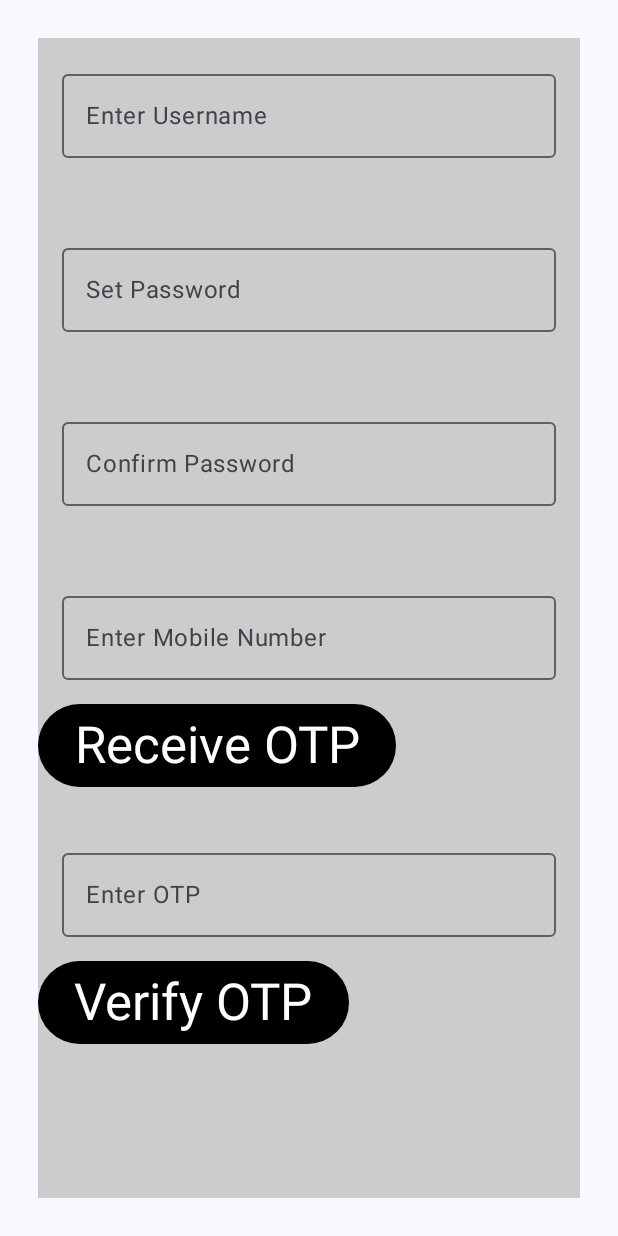
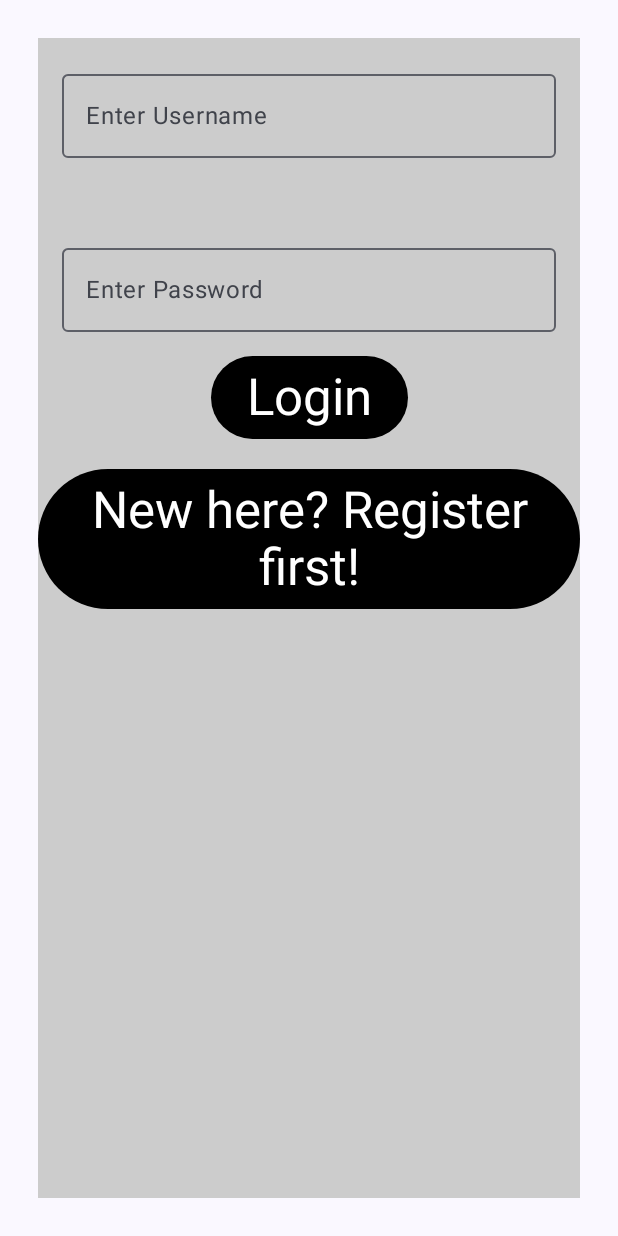
Before and after one commit to karthik-karalgikar/bookworm, an Android app built with Jetpack Compose: the screen it shows after launch (MainActivity), on a phone screen of 412 x 824 dp. Run offline under Robolectric (Android 15) with nearby library versions, the phone set to English and light mode, and no system bars; our stand-ins replace Firebase (no records; nobody signed in at launch, a user with empty details on screens opened directly); 3 statements that could not run were skipped.

Commit message:
login done

```diff
--- a/app/src/main/java/com/example/bookworm/navigation/NavController.kt
+++ b/app/src/main/java/com/example/bookworm/navigation/NavController.kt
@@ -13,7 +13,7 @@ import com.example.bookworm.viewModels.InventoryViewModel
 
 @Composable
 fun AppNavHost(navController: NavHostController, inventoryViewModel: InventoryViewModel) {
-    NavHost(navController, startDestination = "register") {
+    NavHost(navController, startDestination = "login") {
         composable("register") { RegisterScreen(navController) }
         composable("login") { LoginScreen(navController)}
         composable("search") { SearchBooks(navController, inventoryViewModel) }
--- a/app/src/main/java/com/example/bookworm/screens/LoginScreen.kt
+++ b/app/src/main/java/com/example/bookworm/screens/LoginScreen.kt
@@ -1,5 +1,7 @@
 package com.example.bookworm.screens
 
+import android.app.Activity
+import android.widget.Toast
 import androidx.compose.foundation.background
 import androidx.compose.foundation.layout.Column
 import androidx.compose.foundation.layout.Spacer
@@ -8,6 +10,7 @@ import androidx.compose.foundation.layout.fillMaxWidth
 import androidx.compose.foundation.layout.height
 import androidx.compose.foundation.layout.padding
 import androidx.compose.material3.Button
+import androidx.compose.material3.ButtonDefaults
 import androidx.compose.material3.OutlinedTextField
 import androidx.compose.material3.OutlinedTextFieldDefaults
 import androidx.compose.material3.Surface
@@ -17,16 +20,26 @@ import androidx.compose.runtime.getValue
 import androidx.compose.runtime.mutableStateOf
 import androidx.compose.runtime.remember
 import androidx.compose.runtime.setValue
+import androidx.compose.ui.Alignment
 import androidx.compose.ui.Modifier
 import androidx.compose.ui.graphics.Color
+import androidx.compose.ui.platform.LocalContext
+import androidx.compose.ui.text.TextStyle
+import androidx.compose.ui.text.font.FontFamily
+import androidx.compose.ui.text.font.FontWeight
 import androidx.compose.ui.text.input.PasswordVisualTransformation
+import androidx.compose.ui.text.style.TextAlign
 import androidx.compose.ui.unit.dp
+import androidx.compose.ui.unit.sp
 import androidx.navigation.NavController
+import com.google.firebase.firestore.FirebaseFirestore
 
 @Composable
 fun LoginScreen(navController: NavController){
     var username by remember { mutableStateOf("") }
     var password by remember { mutableStateOf("") }
+    val context = LocalContext.current as Activity
+    val db = FirebaseFirestore.getInstance()
 
     Surface(modifier = Modifier
         .fillMaxSize()
@@ -54,7 +67,7 @@ fun LoginScreen(navController: NavController){
            OutlinedTextField(
                value = password,
                onValueChange = { password = it},
-               label = {Text("Set Password")},
+               label = {Text("Enter Password")},
                colors = OutlinedTextFieldDefaults.colors(
                    focusedTextColor = Color.Black,
                ),
@@ -64,10 +77,83 @@ fun LoginScreen(navController: NavController){
                visualTransformation = PasswordVisualTransformation()
            )
 
-           Button(onClick = { /*TODO*/ }) {
+           Button(
+               onClick = {
+                   checkLoginCredentials(db, username, password){ success, message ->
+                       if(success){
+                           navController.navigate("search")
+                       } else {
+                           Toast.makeText(context, message, Toast.LENGTH_LONG).show()
+                       }
+                   }
+               },
+               colors = ButtonDefaults.buttonColors(
+                   containerColor = Color.Black
+               ),
+               modifier = Modifier
+                   .align(Alignment.CenterHorizontally)
+                ) { Text(
+                    text = "Login",
+                    style = TextStyle(
+                        fontSize = 34.sp,
+                        lineHeight = 38.sp,
+                        fontFamily = FontFamily.SansSerif,
+                        fontWeight = FontWeight(400),
+                        color = Color.White,
+                        textAlign = TextAlign.Center
+                    )
+                )
+           }
 
+           Spacer(modifier = Modifier.height(20.dp))
 
+           Button(
+               onClick = {
+                   navController.navigate("register")
+               },
+               modifier = Modifier
+                   .align(Alignment.CenterHorizontally),
+               colors = ButtonDefaults.buttonColors(
+                   containerColor = Color.Black
+               )
+           ) {
+               Text(
+                   text = "New here? Register first!",
+                   style = TextStyle(
+                       fontSize = 34.sp,
+                       lineHeight = 38.sp,
+                       fontFamily = FontFamily.SansSerif,
+                       fontWeight = FontWeight(400),
+                       color = Color.White,
+                       textAlign = TextAlign.Center
+                   )
+               )
            }
        }
     }
 }
+
+fun checkLoginCredentials(
+    db: FirebaseFirestore,
+    username: String,
+    password: String,
+    callback: (success: Boolean, message: String) -> Unit
+) {
+    db.collection("users")
+        .whereEqualTo("username", username)
+        .whereEqualTo("password", password)
+        .get()
+        .addOnSuccessListener { documents ->
+            if (!documents.isEmpty) {
+                // Username and password are correct
+                callback(true, "Login successful")
+            } else {
+                // Incorrect username or password
+                callback(false, "Please check your username or password")
+            }
+        }
+        .addOnFailureListener { e ->
+            println("Error fetching document: $e")
+            callback(false, "Error checking credentials")
+        }
+}
--- a/app/src/main/java/com/example/bookworm/screens/RegisterScreen.kt
+++ b/app/src/main/java/com/example/bookworm/screens/RegisterScreen.kt
@@ -158,7 +158,7 @@ fun RegisterScreen(navController: NavController){
                         phoneNumber.verifyCode(otp) {
                             saveUsernameToFirestore(db, username, password){ success, message ->
                                 if(success){
-                                    navController.navigate("login")
+                                    navController.navigate("search")
                                 } else {
                                     Toast.makeText(context, message, Toast.LENGTH_LONG).show()
                                 }
```
